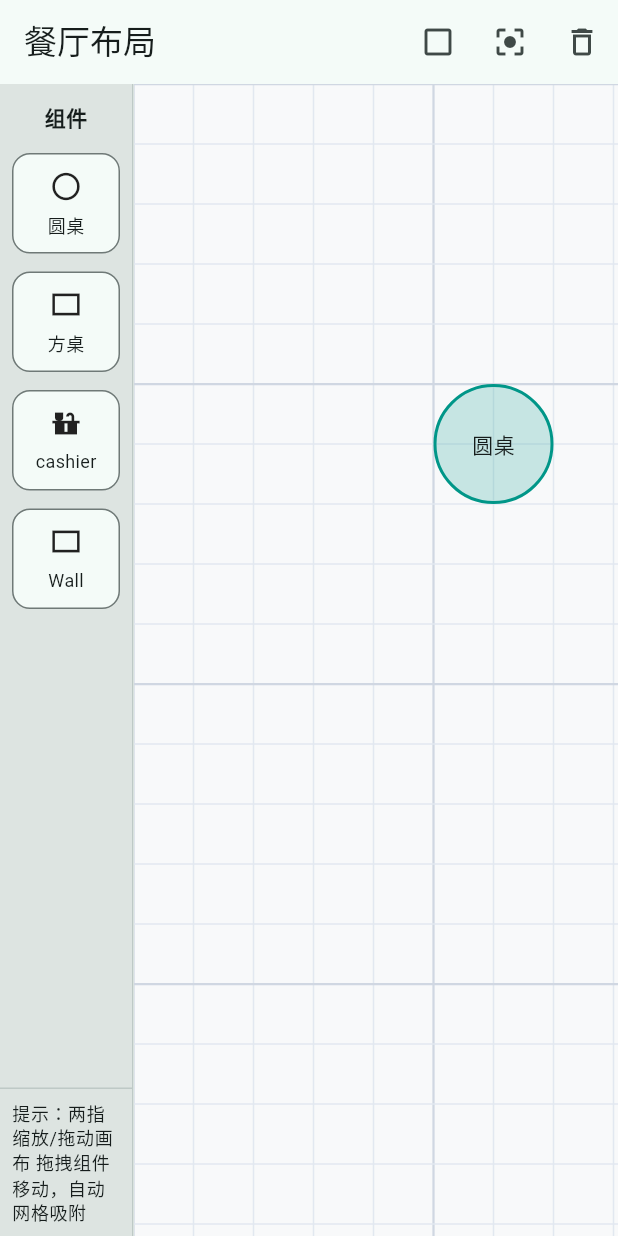
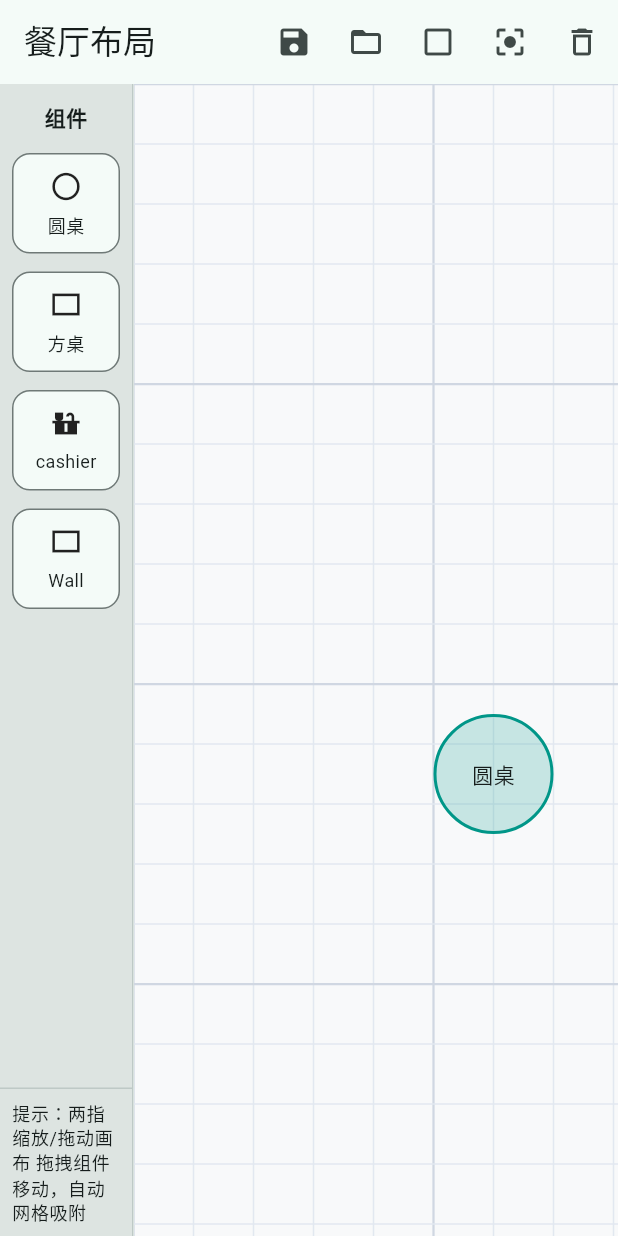
Before and after one commit to hupochuanYoung/dinning-table-flex-layout, a Flutter app: the screen it shows after launch, after a tap on "圆桌", on a phone screen of 412 x 824 dp. Run offline on Flutter 3.47's test engine with Material 3 defaults, Android fonts, the phone set to English and light mode, and no system bars.

Commit message:
add save restore

```diff
--- a/lib/main.dart
+++ b/lib/main.dart
@@ -1,5 +1,8 @@
 import 'dart:math' as math;
+import 'package:demo_dinning_table/table_model.dart';
+import 'package:demo_dinning_table/utils.dart';
 import 'package:flutter/material.dart';
+import 'package:vector_math/vector_math_64.dart' as vm;
 
 void main() {
   runApp(const MyApp());
@@ -19,68 +22,7 @@ class MyApp extends StatelessWidget {
   }
 }
 
-/// 支持的组件类型
-enum ShapeType {
-  // 结构类
-  wall,
-  door,
-  window,
-  pillar,
-  kitchen,
-  restroom,
-  // 桌椅类
-  tableRect,
-  tableRound,
-  chair,
-  booth,
-  // 业务类
-  cashier,
-  barCounter,
-  queueArea,
-  // 辅助类
-  label,
-  arrow,
-  decoration,
-}
 
-enum TableStatus { free, reserved, occupied, disabled }
-
-class Table {
-  final String id;
-  String name;
-  TableStatus status;
-  int capacity;
-  List<int> distribution;
-
-  Table({
-    required this.id,
-    required this.name,
-    this.status = TableStatus.free,
-    this.capacity = 0,
-    this.distribution = const [0, 0, 0, 0],
-  });
-}
-
-/// 画布上一个物体
-class ShapeModel {
-  final String id;
-  final ShapeType type;
-  Offset position; // 世界坐标（未缩放）
-  Size size; // 世界尺寸
-  double rotation; // 弧度
-  bool selected;
-  Table? table;
-
-  ShapeModel({
-    required this.id,
-    required this.type,
-    required this.position,
-    required this.size,
-    this.rotation = 0,
-    this.selected = false,
-    this.table,
-  });
-}
 
 class LayoutHomePage extends StatefulWidget {
   const LayoutHomePage({super.key});
@@ -95,8 +37,6 @@ class _LayoutHomePageState extends State<LayoutHomePage> {
   // 画布逻辑大小（世界坐标）
   final Size worldSize = const Size(2000, 1200);
   double worldExtent = 8000; // 8k x 8k，看起来就像无限
-
-  // 网格设置
 
   // 变换控制器（用于缩放/平移）
   final TransformationController _tc = TransformationController();
@@ -129,9 +69,25 @@ class _LayoutHomePageState extends State<LayoutHomePage> {
 
   void _addShape(ShapeType type, {int? capacity, Size? customSize, List<int>? distribution}) {
     final id = 's${DateTime.now().microsecondsSinceEpoch}';
-    final base = const Offset(200, 200);
+    // final base = const Offset(200, 200);
+    // 1️⃣ 获取当前视口尺寸
+    final RenderBox box = context.findRenderObject() as RenderBox;
+    final Size viewportSize = box.size;
+
+    // 2️⃣ 计算屏幕中心点（逻辑坐标）
+    final Offset viewportCenter = Offset(
+      viewportSize.width / 2,
+      viewportSize.height / 2,
+    );
+
+    final vm.Vector3 worldVec = vm.Matrix4.inverted(_tc.value).transform3(
+      vm.Vector3(viewportCenter.dx, viewportCenter.dy, 0),
+    );
+
+    final Offset base = Offset(worldVec.x, worldVec.y);
+
     final Size sz;
-    Table? table;
+    TableModel? table;
     switch (type) {
       case ShapeType.tableRound:
         sz = const Size(grid * 2, grid * 2);
@@ -143,7 +99,7 @@ class _LayoutHomePageState extends State<LayoutHomePage> {
         final tableCapacity = capacity ?? 2;
         final tableDistribution = distribution ?? [0, 1, 0, 1];
 
-        table = Table(
+        table = TableModel(
           id: id,
           name: "A${math.Random().nextInt(100)}",
           status: status,
@@ -226,9 +182,9 @@ class _LayoutHomePageState extends State<LayoutHomePage> {
 
   void _duplicateShape(ShapeModel original) {
     final id = 's${DateTime.now().microsecondsSinceEpoch}';
-    Table? newTable;
+    TableModel? newTable;
     if (original.table != null) {
-      newTable = Table(
+      newTable = TableModel(
         id: id,
         name: original.table!.name,
         status: original.table!.status,
@@ -447,6 +403,25 @@ class _LayoutHomePageState extends State<LayoutHomePage> {
       appBar: AppBar(
         title: Text('餐厅布局 ${isMultiSelectMode ? selectedIds : ""}'),
         actions: [
+
+          IconButton(
+            tooltip: '保存布局',
+            icon: const Icon(Icons.save),
+            onPressed: () => saveLayout(shapes,context),
+          ),
+          IconButton(
+            tooltip: '加载布局',
+            icon: const Icon(Icons.folder_open),
+            onPressed: () async {
+              final loaded = await loadLayout(context);
+              setState(() {
+                shapes
+                  ..clear()
+                  ..addAll(loaded);
+              });
+            },
+          ),
+
           // Multi-select toggle button
           IconButton(
             tooltip: isMultiSelectMode ? '关闭多选模式' : '开启多选模式',
--- a/pubspec.yaml
+++ b/pubspec.yaml
@@ -35,6 +35,8 @@ dependencies:
   # Use with the CupertinoIcons class for iOS style icons.
   cupertino_icons: ^1.0.8
   shared_preferences: ^2.5.3
+  path_provider: ^2.1.5
+  vector_math: ^2.2.0
 
 dev_dependencies:
   flutter_test:
```
Also changed, not shown: lib/table_model.dart (added, +115 -0 lines), lib/utils.dart (added, +30 -0 lines), pubspec.lock.
